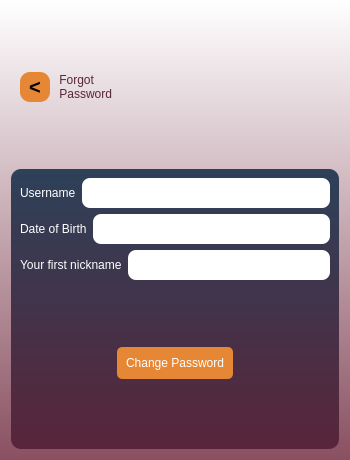
Above: forgotpassword.ui from bikraj2/MITRA_FINAL before the change. Below: the same form after it.
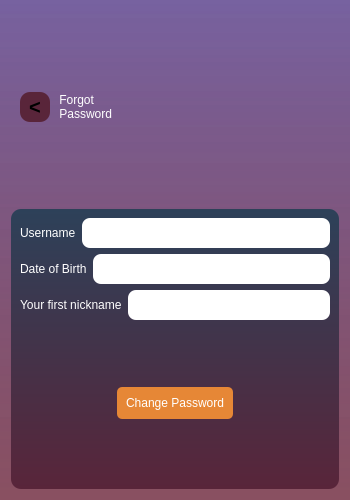
That is the form after the change. Icons and pictures are not drawn.

```diff
--- a/forgotpassword.ui
+++ b/forgotpassword.ui
@@ -7,26 +7,27 @@
     <x>0</x>
     <y>0</y>
     <width>350</width>
-    <height>460</height>
+    <height>500</height>
    </rect>
   </property>
   <property name="minimumSize">
    <size>
     <width>350</width>
-    <height>460</height>
+    <height>500</height>
    </size>
   </property>
   <property name="maximumSize">
    <size>
     <width>350</width>
-    <height>452</height>
+    <height>500</height>
    </size>
   </property>
   <property name="windowTitle">
    <string>Dialog</string>
   </property>
   <property name="styleSheet">
-   <string notr="true">background-color: qlineargradient(spread:pad, x1:1, y1:1, x2:1, y2:0, stop:0 #895061, stop:1 white);;border-radius: 300px;
+   <string notr="true">background-color: qlineargradient(spread:pad, x1:1, y1:1, x2:1, y2:0, stop:0 #895061, stop:1 rgba(108, 85, 152, 186));;border-radius: 300px;
+
 </string>
   </property>
   <layout class="QVBoxLayout" name="verticalLayout_2">
@@ -57,7 +58,8 @@
          </size>
         </property>
         <property name="styleSheet">
-         <string notr="true">background-color:#e68736; border:0; border-radius:10; padding:5;font:bold 20px</string>
+         <string notr="true"> border:0; border-radius:10;font:bold 20px;
+background-color:#59253A;</string>
         </property>
         <property name="text">
          <string>&lt;</string>
@@ -67,7 +69,7 @@
       <item>
        <widget class="QLabel" name="label">
         <property name="styleSheet">
-         <string notr="true">color:#59253A; font: bold 25px &quot;Sherif&quot;; padding:0; margin:0; </string>
+         <string notr="true">color:#FFF; font: bold 20px &quot;Sherif&quot;; padding:0; margin:0; </string>
         </property>
         <property name="text">
          <string> Forgot
@@ -79,8 +81,8 @@
        <widget class="QLabel" name="label_2">
         <property name="minimumSize">
          <size>
-          <width>100</width>
-          <height>100</height>
+          <width>150</width>
+          <height>140</height>
          </size>
         </property>
         <property name="maximumSize">
```
Left out of the diff: 2 changed lines with no effect on the pictures.
